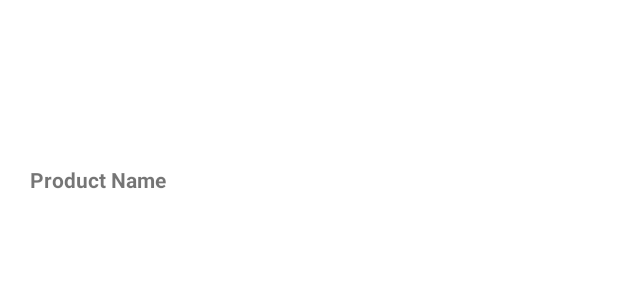
After one commit to dieutrinh28/doan-mobile-java, an Android app: the layout activity_item_product.xml on its own in the app's theme, with its tools: preview values and no code run, on a phone screen of 412 x 824 dp. The commit adds this screen. Shown: the top 300 px of the screen. Run offline under Robolectric (Android 15) with nearby library versions, the phone set to English and light mode, and no system bars.

Commit message:
load-product

```diff
--- a/app/src/main/AndroidManifest.xml
+++ b/app/src/main/AndroidManifest.xml
@@ -11,6 +11,9 @@
         android:supportsRtl="true"
         android:theme="@style/Theme.BeWithYou"
         tools:targetApi="31">
+        <activity
+            android:name=".ProductPage"
+            android:exported="false" />
         <activity
             android:name=".CartPage"
             android:exported="false" />
--- a/app/src/main/java/com/example/bewithyou/MainActivity.java
+++ b/app/src/main/java/com/example/bewithyou/MainActivity.java
@@ -47,5 +47,7 @@ public class MainActivity extends AppCompatActivity {
         listview = findViewById(R.id.listview);
         txtData = findViewById(R.id.txtText);
 
+
+
     }
 }
--- /dev/null
+++ b/app/src/main/res/layout/activity_item_product.xml
@@ -0,0 +1,31 @@
+<?xml version="1.0" encoding="utf-8"?>
+<LinearLayout xmlns:android="http://schemas.android.com/apk/res/android"
+    android:layout_width="match_parent"
+    android:layout_height="match_parent"
+    android:orientation="vertical"
+    android:padding="20dp">
+
+    <ImageView
+        android:id="@+id/imgView"
+        android:layout_width="100dp"
+        android:layout_height="90dp"
+        android:scaleType="centerCrop"
+        android:layout_marginRight="20dp"/>
+
+    <TextView
+        android:id="@+id/txtName"
+        android:layout_width="wrap_content"
+        android:layout_height="wrap_content"
+        android:text="Product Name"
+        android:textStyle="bold"/>
+
+    <TextView
+        android:id="@+id/txtPrice"
+        android:layout_width="wrap_content"
+        android:layout_height="wrap_content"/>
+    <TextView
+        android:id="@+id/txtDescription"
+        android:layout_width="wrap_content"
+        android:layout_height="wrap_content"/>
+
+</LinearLayout>
```
Also changed, not shown: app/src/main/java/com/example/bewithyou/Product.java (+22 -57 lines), app/src/main/java/com/example/bewithyou/ProductAdapter.java (added, +74 -0 lines), app/src/main/java/com/example/bewithyou/ProductPage.java (added, +46 -0 lines), app/src/main/java/com/example/bewithyou/StartActivity.java (+13 -1 lines), app/src/main/java/com/example/bewithyou/getData.java (+4 -4 lines), app/src/main/res/layout/activity_product_page.xml (added, +14 -0 lines), app/src/main/res/layout/activity_start.xml (+12 -2 lines), 1 other file.
